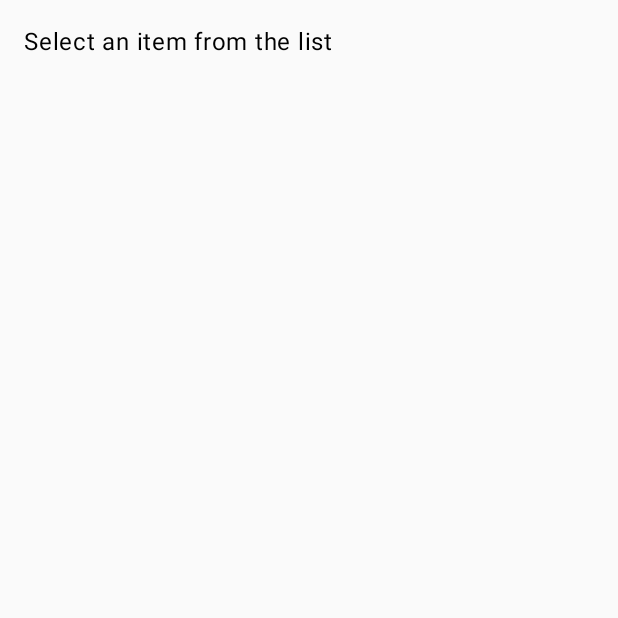
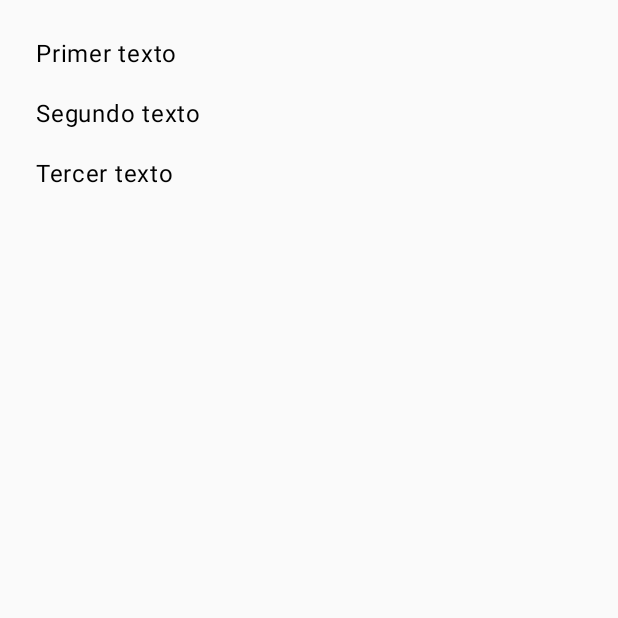
Before and after one commit to Isabella0334/UVG_Plataformas_AndroidStudio, an Android app built with Jetpack Compose: the screen it shows after launch (MainActivity), on a phone screen of 412 x 824 dp, the top half of it. Run offline under Robolectric (Android 15) with nearby library versions, the phone set to English and light mode, and no system bars.

Commit message:
Last commit and video

```diff
--- a/Laboratorio1/app/src/main/java/com/example/laboratorio1/MainActivity.kt
+++ b/Laboratorio1/app/src/main/java/com/example/laboratorio1/MainActivity.kt
@@ -7,10 +7,7 @@ import androidx.compose.foundation.clickable
 import androidx.compose.foundation.layout.*
 import androidx.compose.foundation.lazy.LazyColumn
 import androidx.compose.foundation.lazy.items
-import androidx.compose.material3.Button
-import androidx.compose.material3.MaterialTheme
-import androidx.compose.material3.Surface
-import androidx.compose.material3.Text
+import androidx.compose.material3.*
 import androidx.compose.runtime.*
 import androidx.compose.ui.Modifier
 import androidx.compose.ui.unit.dp
@@ -32,17 +29,37 @@ class MainActivity : ComponentActivity() {
 @Composable
 fun MyApp() {
     val items = listOf(
-        Item("Item 1"),
-        Item("Item 2"),
-        Item("Item 3")
+        Item("Primer texto"),
+        Item("Segundo texto"),
+        Item("Tercer texto")
     )
-    var selectedItem = remember { mutableStateOf<Item?>(null) }
+    var selectedItem by remember { mutableStateOf<Item?>(null) }
 
     Column(modifier = Modifier.padding(16.dp)) {
-        if (selectedItem.value == null) {
-            Text("Select an item from the list")
+        if (selectedItem == null) {
+            ItemList(items) { item ->
+                selectedItem = item
+            }
         } else {
-            Text("Selected: ${selectedItem.value?.name}")
+            Text("Selección: ${selectedItem?.name}")
+            Button(onClick = { selectedItem = null }) {
+                Text("Regresar")
+            }
         }
     }
 }
+
+@Composable
+fun ItemList(items: List<Item>, onItemClick: (Item) -> Unit) {
+    LazyColumn {
+        items(items) { item ->
+            Text(
+                text = item.name,
+                modifier = Modifier
+                    .fillMaxWidth()
+                    .padding(8.dp)
+                    .clickable { onItemClick(item) }
+            )
+        }
+    }
+}
```
Also changed, not shown: 1 other file.
